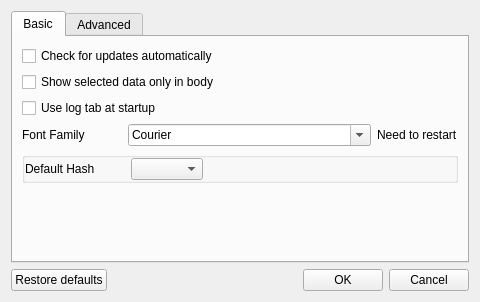
Before: the Qt Designer form BerEditor/settings_dlg.ui in jykim74/BerEditor, drawn with Qt 5.
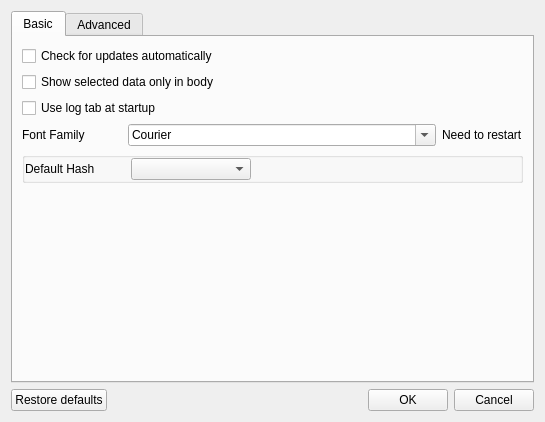
After: the same form once the commit is applied. The open tabs and pages were chosen to show the change.

```diff
--- a/BerEditor/settings_dlg.ui
+++ b/BerEditor/settings_dlg.ui
@@ -6,8 +6,8 @@
    <rect>
     <x>0</x>
     <y>0</y>
-    <width>480</width>
-    <height>302</height>
+    <width>545</width>
+    <height>422</height>
    </rect>
   </property>
   <property name="windowTitle">
@@ -109,7 +109,14 @@
            </spacer>
           </item>
           <item row="0" column="1">
-           <widget class="QComboBox" name="mDefaultHashCombo"/>
+           <widget class="QComboBox" name="mDefaultHashCombo">
+            <property name="minimumSize">
+             <size>
+              <width>120</width>
+              <height>0</height>
+             </size>
+            </property>
+           </widget>
           </item>
           <item row="0" column="0">
            <widget class="QLabel" name="label_3">
```
Left out of the diff: 2 changed lines with no effect on the pictures.
